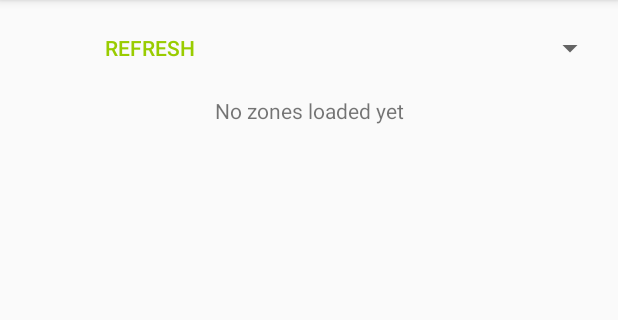
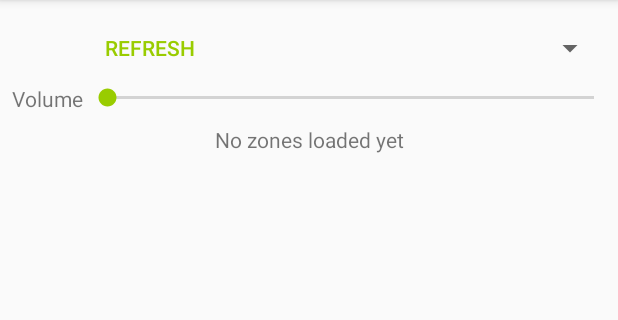
Before and after one commit to arconautishche/AudioController, an Android app: the screen it shows after launch (MainActivity), on a phone screen of 412 x 824 dp, the part 84-404 px from its top. Run offline under Robolectric (Android 15) with nearby library versions, the light colour scheme and no system bars; our stand-ins replace Volley; network calls fail.

Commit message:
first version

```diff
--- a/AudioControllerApp/app/src/main/java/com/example/anton/audiocontrollerapp/MainActivity.java
+++ b/AudioControllerApp/app/src/main/java/com/example/anton/audiocontrollerapp/MainActivity.java
@@ -10,6 +10,7 @@ import android.widget.CompoundButton;
 import android.widget.LinearLayout;
 import android.widget.Spinner;
 import android.widget.Toast;
+import android.widget.SeekBar;
 import android.widget.ToggleButton;
 
 import com.android.volley.Request;
@@ -31,6 +32,7 @@ public class MainActivity extends AppCompatActivity implements AdapterView.OnIte
     private LinearLayout mZonesContainer;
     private ControllerModel mController;
     private Spinner mActiveInputSelector;
+    private SeekBar mVolumeSeekBar;
 
     @Override
     protected void onCreate(Bundle savedInstanceState) {
@@ -41,11 +43,38 @@ public class MainActivity extends AppCompatActivity implements AdapterView.OnIte
         mActiveInputSelector = (Spinner)findViewById(R.id.activeInputSelector);
         mActiveInputSelector.setOnItemSelectedListener(this);
 
-        mController = new ControllerModel(this, "http://192.168.1.43:8080");
+//        mController = new ControllerModel(this, "http://192.168.1.43:8080");
+        mController = new ControllerModel(this, "http://192.168.1.3:8080");
+
+        mVolumeSeekBar=(SeekBar)findViewById(R.id.volumeSeekBar);
+        mVolumeSeekBar.setOnSeekBarChangeListener(new OnVolumeBarChangeListener(mController));
 
         Refresh();
     }
 
+    public class OnVolumeBarChangeListener implements SeekBar.OnSeekBarChangeListener {
+        private ControllerModel mController;
+        private int val;
+
+        public OnVolumeBarChangeListener(ControllerModel controllerModel){
+            mController=controllerModel;
+        }
+
+        @Override
+        public void onProgressChanged(SeekBar seekBar, int i, boolean b) {
+            val = i;
+        }
+
+        @Override
+        public void onStartTrackingTouch(SeekBar seekBar) {
+
+        }
+
+        @Override
+        public void onStopTrackingTouch(SeekBar seekBar) {
+            mController.setMasterVolume(val);
+        }
+    }
 
     public void onRefreshClick(View view) {
         Refresh();
--- a/AudioControllerApp/app/src/main/res/layout/activity_main.xml
+++ b/AudioControllerApp/app/src/main/res/layout/activity_main.xml
@@ -43,6 +43,28 @@
     </LinearLayout>
 
     <LinearLayout
+        android:id="@+id/volumeContainer"
+        android:layout_width="match_parent"
+        android:layout_height="wrap_content"
+        app:layout_constraintTop_toBottomOf="@id/topButtons">
+
+        <TextView
+            android:id="@+id/volumeLabel"
+            android:layout_width="wrap_content"
+            android:layout_height="wrap_content"
+            android:layout_marginStart="8dp"
+            android:text="Volume"
+            />
+
+        <SeekBar
+            android:id="@+id/volumeSeekBar"
+            android:layout_width="fill_parent"
+            android:layout_height="wrap_content"
+            android:max="100"
+            app:layout_constraintTop_toBottomOf="@id/volumeLabel"/>
+    </LinearLayout>
+
+    <LinearLayout
         android:id="@+id/zonesContainer"
         android:layout_width="fill_parent"
         android:layout_height="wrap_content"
@@ -52,7 +74,7 @@
         android:orientation="vertical"
         app:layout_constraintEnd_toEndOf="parent"
         app:layout_constraintStart_toStartOf="parent"
-        app:layout_constraintTop_toBottomOf="@+id/topButtons">
+        app:layout_constraintTop_toBottomOf="@+id/volumeContainer">
 
         <TextView
             android:id="@+id/noZonesLabel"
```
Also changed, not shown: AudioControllerApp/app/src/main/java/com/example/anton/audiocontrollerapp/ControllerModel.java (+31 -0 lines), 3 other files.
